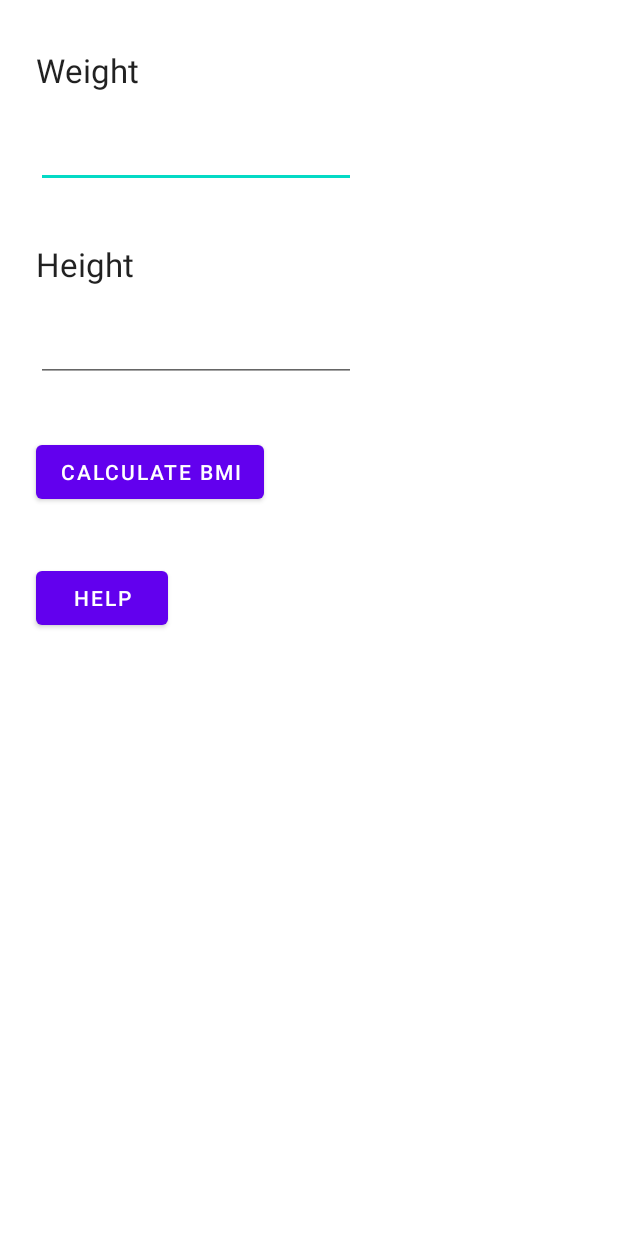
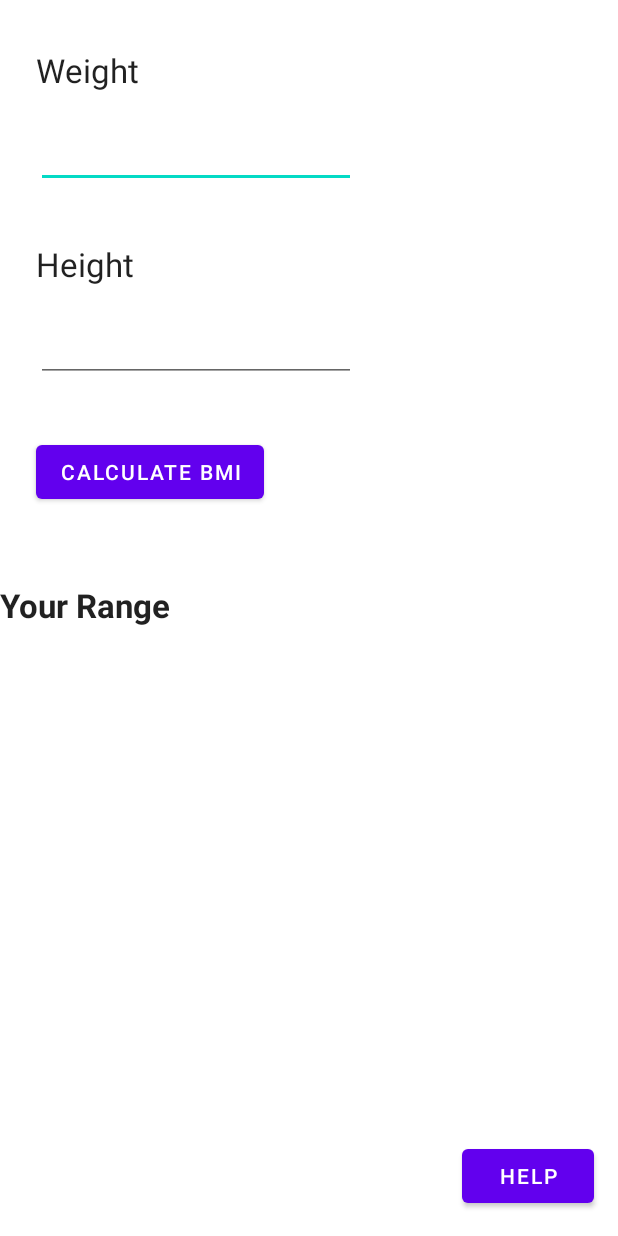
Before and after one commit to f10408034/Bmi2, an Android app: the layout activity_main.xml on its own in the app's theme, with its tools: preview values and no code run, on a phone screen of 412 x 824 dp. Run offline under Robolectric (Android 15) with nearby library versions, the phone set to English and light mode, and no system bars.

Commit message:
commit update 2022/03/04

```diff
--- a/app/src/main/res/layout/activity_main.xml
+++ b/app/src/main/res/layout/activity_main.xml
@@ -65,8 +65,20 @@
         android:id="@+id/b_help"
         android:layout_width="wrap_content"
         android:layout_height="wrap_content"
-        android:layout_marginTop="36dp"
+        android:layout_marginEnd="16dp"
+        android:layout_marginBottom="16dp"
         android:text="help"
-        app:layout_constraintStart_toStartOf="@+id/b_bmi"
+        app:layout_constraintBottom_toBottomOf="parent"
+        app:layout_constraintEnd_toEndOf="parent" />
+
+    <TextView
+        android:id="@+id/tv_result"
+        android:layout_width="wrap_content"
+        android:layout_height="wrap_content"
+        android:layout_marginTop="50dp"
+        android:text="Your Range"
+        android:textAppearance="@style/TextAppearance.AppCompat.Large"
+        android:textStyle="bold"
+        app:layout_constraintStart_toStartOf="parent"
         app:layout_constraintTop_toBottomOf="@+id/b_bmi" />
 </androidx.constraintlayout.widget.ConstraintLayout>
--- a/build.gradle
+++ b/build.gradle
@@ -3,6 +3,7 @@ plugins {
     id 'com.android.application' version '7.1.2' apply false
     id 'com.android.library' version '7.1.2' apply false
     id 'org.jetbrains.kotlin.android' version '1.5.30' apply false
+    id 'org.jetbrains.kotlin.jvm' version '1.5.30' apply false
 }
 
 task clean(type: Delete) {
--- a/settings.gradle
+++ b/settings.gradle
@@ -14,3 +14,4 @@ dependencyResolutionManagement {
 }
 rootProject.name = "Bmi2"
 include ':app'
+include ':Lib'
```
Also changed, not shown: app/src/main/java/com/vangood/bmi2/Check.kt (added, +13 -0 lines), app/src/main/java/com/vangood/bmi2/MainActivity.kt (+4 -3 lines).
